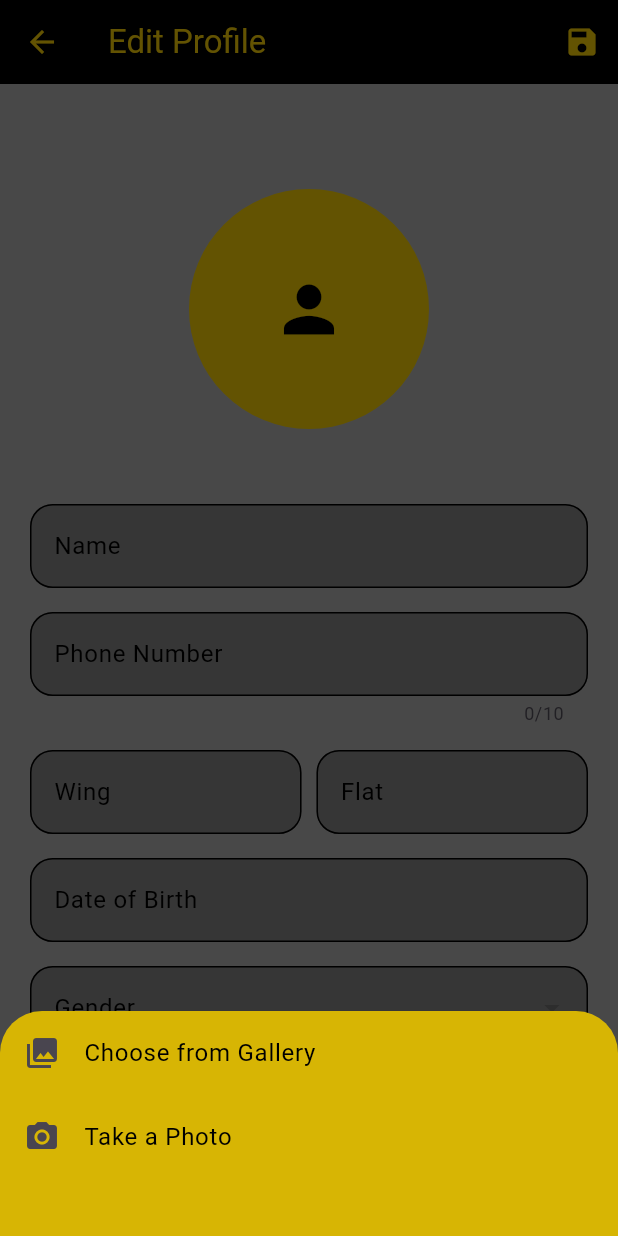
After one commit to SandipVermaDev/resi_rover, a Flutter app: the EditProfilePage screen opened directly, after a tap on the "person" icon, on a phone screen of 412 x 824 dp. The commit adds this screen. Run offline on Flutter 3.47's test engine with Material 3 defaults, Android fonts, the phone set to English and light mode, and no system bars; our stand-ins replace cloud_firestore, datetime_picker_formfield, firebase_auth, firebase_core, firebase_storage, image_picker and 1 more; accounts and stored records are empty; network calls fail.

Commit message:
14-03-2024

```diff
--- a/lib/admin/notice&events/edit_notice.dart
+++ b/lib/admin/notice&events/edit_notice.dart
@@ -4,7 +4,7 @@ import 'package:flutter/material.dart';
 class EditNoticeDialog extends StatefulWidget {
   final String noticeId;
 
-  const EditNoticeDialog({required this.noticeId});
+  const EditNoticeDialog({super.key, required this.noticeId});
 
   @override
   _EditNoticeDialogState createState() => _EditNoticeDialogState();
--- /dev/null
+++ b/lib/user/profile/edit_profile.dart
@@ -0,0 +1,372 @@
+import 'dart:io';
+
+import 'package:flutter/material.dart';
+import 'package:flutter/services.dart';
+import 'package:image_picker/image_picker.dart';
+import 'package:intl/intl.dart';
+import 'package:firebase_storage/firebase_storage.dart' as firebase_storage;
+import 'package:cloud_firestore/cloud_firestore.dart';
+import 'package:firebase_auth/firebase_auth.dart';
+import 'package:resi_rover/user/profile/user_profile.dart';
+
+class EditProfilePage extends StatefulWidget {
+  const EditProfilePage({super.key});
+
+  @override
+  _EditProfilePageState createState() => _EditProfilePageState();
+}
+
+class _EditProfilePageState extends State<EditProfilePage> {
+  late User? _currentUser;
+  File? _image;
+
+  TextEditingController nameController = TextEditingController();
+  TextEditingController phoneNumberController = TextEditingController();
+  TextEditingController wingController = TextEditingController();
+  TextEditingController flatController = TextEditingController();
+  DateTime? selectedDate;
+  TextEditingController dobController = TextEditingController();
+  TextEditingController genderController = TextEditingController();
+  TextEditingController ageController = TextEditingController();
+  String? _profileImageURL;
+
+  Color gold = const Color(0xFFD7B504);
+
+  @override
+  void initState() {
+    super.initState();
+    _currentUser = FirebaseAuth.instance.currentUser;
+    _fetchUserData();
+  }
+
+  Future<void> _fetchUserData() async {
+    if (_currentUser != null) {
+      try {
+        DocumentSnapshot userSnapshot = await FirebaseFirestore.instance
+            .collection('users')
+            .doc(_currentUser!.email)
+            .get();
+        Map<String, dynamic> userData =
+            userSnapshot.data() as Map<String, dynamic>;
+        setState(() {
+          _profileImageURL = userData['profileImageURL'];
+          nameController.text = userData['name'] ?? '';
+          phoneNumberController.text = userData['phone'] ?? '';
+          wingController.text = userData['wing'] ?? '';
+          flatController.text = userData['flat'] ?? '';
+          dobController.text = userData['dob'] ?? '';
+          genderController.text = userData['gender'] ?? '';
+          ageController.text = userData['age'] ?? '';
+        });
+      } catch (error) {
+        print('Error fetching user data: $error');
+      }
+    }
+  }
+
+  @override
+  Widget build(BuildContext context) {
+    return Scaffold(
+      backgroundColor: Colors.grey,
+      appBar: AppBar(
+        title: Text('Edit Profile', style: TextStyle(color: gold)),
+        backgroundColor: Colors.black,
+        iconTheme: IconThemeData(color: gold),
+        actions: [
+          IconButton(
+            onPressed: _updateUserProfile,
+            icon: const Icon(Icons.save),
+          ),
+        ],
+      ),
+      body: SingleChildScrollView(
+        padding: const EdgeInsets.all(20),
+        child: Column(
+          crossAxisAlignment: CrossAxisAlignment.center,
+          children: [
+            const SizedBox(height: 50),
+            GestureDetector(
+              onTap: _pickImage,
+              child: CircleAvatar(
+                radius: 80,
+                backgroundColor: gold,
+                backgroundImage: NetworkImage(_profileImageURL ?? ''),
+                child: _image == null && _profileImageURL == null
+                    ? const Icon(
+                        Icons.person,
+                        size: 50,
+                        color: Colors.black,
+                      )
+                    : null,
+              ),
+            ),
+            const SizedBox(height: 50),
+            TextField(
+              controller: nameController,
+              decoration: textFieldDecoration('Name'),
+              style: const TextStyle(color: Colors.black),
+            ),
+            const SizedBox(height: 16),
+            TextField(
+              controller: phoneNumberController,
+              decoration: textFieldDecoration('Phone Number'),
+              style: const TextStyle(color: Colors.black),
+              keyboardType: TextInputType.phone,
+              inputFormatters: [FilteringTextInputFormatter.digitsOnly],
+              maxLength: 10,
+            ),
+            const SizedBox(height: 16),
+            Row(
+              children: [
+                Expanded(
+                  child: TextField(
+                    controller: wingController,
+                    decoration: textFieldDecoration('Wing'),
+                    style: const TextStyle(color: Colors.black),
+                  ),
+                ),
+                const SizedBox(width: 10),
+                Expanded(
+                  child: TextField(
+                    controller: flatController,
+                    decoration: textFieldDecoration('Flat'),
+                    style: const TextStyle(color: Colors.black),
+                  ),
+                ),
+              ],
+            ),
+            const SizedBox(height: 16),
+            GestureDetector(
+              onTap: () {
+                _selectDate(context);
+              },
+              child: AbsorbPointer(
+                child: TextField(
+                  controller: dobController,
+                  decoration: textFieldDecoration('Date of Birth'),
+                  style: const TextStyle(color: Colors.black),
+                ),
+              ),
+            ),
+            const SizedBox(height: 16),
+            DropdownButtonFormField<String>(
+              value:
+                  genderController.text.isEmpty ? null : genderController.text,
+              items: [
+                const DropdownMenuItem<String>(
+                  value: 'Male',
+                  child: Text('Male', style: TextStyle(color: Colors.black)),
+                ),
+                const DropdownMenuItem<String>(
+                  value: 'Female',
+                  child: Text('Female', style: TextStyle(color: Colors.black)),
+                ),
+                const DropdownMenuItem<String>(
+                  value: 'Other',
+                  child: Text('Other', style: TextStyle(color: Colors.black)),
+                ),
+              ],
+              dropdownColor: gold,
+              onChanged: (String? newValue) {
+                setState(() {
+                  genderController.text = newValue ?? '';
+                });
+              },
+              decoration: textFieldDecoration('Gender'),
+            ),
+            const SizedBox(height: 16),
+            TextField(
+              controller: ageController,
+              decoration: textFieldDecoration('Age'),
+              style: const TextStyle(color: Colors.black),
+              readOnly: true,
+            ),
+            const SizedBox(height: 50),
+          ],
+        ),
+      ),
+    );
+  }
+
+  InputDecoration textFieldDecoration(String labelText) {
+    return InputDecoration(
+      labelText: labelText,
+      labelStyle: const TextStyle(color: Colors.black),
+      filled: true,
+      fillColor: Colors.black26,
+      enabledBorder: OutlineInputBorder(
+        borderRadius: BorderRadius.circular(15.0),
+        borderSide: const BorderSide(color: Colors.black),
+      ),
+      focusedBorder: OutlineInputBorder(
+        borderRadius: BorderRadius.circular(15.0),
+        borderSide: BorderSide(color: gold),
+      ),
+    );
+  }
+
+  Future<void> _pickImage() async {
+    await showModalBottomSheet(
+      backgroundColor: gold,
+      context: context,
+      builder: (BuildContext context) {
+        return SizedBox(
+          height: 150,
+          child: Column(
+            children: [
+              ListTile(
+                leading: const Icon(Icons.photo_library),
+                title: const Text('Choose from Gallery',
+                    style: TextStyle(color: Colors.black)),
+                onTap: () async {
+                  Navigator.pop(context);
+                  await _getImage(ImageSource.gallery);
+                },
+              ),
+              ListTile(
+                leading: const Icon(Icons.camera_alt),
+                title:
+                    const Text('Take a Photo', style: TextStyle(color: Colors.black)),
+                onTap: () async {
+                  Navigator.pop(context);
+                  await _getImage(ImageSource.camera);
+                },
+              ),
+            ],
+          ),
+        );
+      },
+    );
+  }
+
+  Future<void> _getImage(ImageSource source) async {
+    final picker = ImagePicker();
+    final pickedImage = await picker.pickImage(source: source);
+
+    if (pickedImage != null) {
+      setState(() {
+        _image = File(pickedImage.path);
+      });
+    }
+  }
+
+  Future<void> _selectDate(BuildContext context) async {
+    final DateTime? picked = await showDatePicker(
+      context: context,
+      initialDate: DateTime.now(),
+      firstDate: DateTime(1900),
+      lastDate: DateTime.now(),
+      builder: (BuildContext context, Widget? child) {
+        return Theme(
+          data: ThemeData.dark().copyWith(
+            primaryColor: Colors.black,
+            colorScheme: ColorScheme.dark(
+              primary: gold,
+              onPrimary: Colors.black,
+              surface: Colors.black,
+              onSurface: gold,
+            ),
+            dialogBackgroundColor: Colors.black,
+          ),
+          child: child!,
+        );
+      },
+    );
+
+    if (picked != null && picked != selectedDate) {
+      setState(() {
+        selectedDate = picked;
+        dobController.text = DateFormat('yyyy-MM-dd').format(selectedDate!);
+        calculateAge();
+      });
+    }
+  }
+
+  void calculateAge() {
+    if (selectedDate != null) {
+      DateTime currentDate = DateTime.now();
+      int age = currentDate.year - selectedDate!.year;
+
+      if (currentDate.month < selectedDate!.month ||
+          (currentDate.month == selectedDate!.month &&
+              currentDate.day < selectedDate!.day)) {
+        age--;
+      }
+
+      ageController.text = age.toString();
+    }
+  }
+
+  Future<void> _updateUserProfile() async {
+    final FirebaseAuth auth = FirebaseAuth.instance;
+    var currentUser = auth.currentUser;
+
+    CollectionReference collectionRef =
+        FirebaseFirestore.instance.collection("users");
+
+    try {
+      // Delete old image from Firebase Storage if it exists
+      if (_image != null) {
+        // Get the old image URL from Firestore
+        String? oldImageUrl = _profileImageURL;
+
+        // If there is an old image, delete it from Firebase Storage
+        if (oldImageUrl != null) {
+          firebase_storage.Reference oldImageReference =
+              firebase_storage.FirebaseStorage.instance.refFromURL(oldImageUrl);
+          await oldImageReference.delete();
+        }
+      }
+
+      // Upload new image to Firebase Storage if _image is not null
+      String? imageUrl;
+      if (_image != null) {
+        // Generate a unique file name for the new image
+        String fileName = "${DateTime.now().millisecondsSinceEpoch}.jpg";
+
+        // Get reference to the Firebase Storage bucket
+        final firebase_storage.Reference storageRef = firebase_storage
+            .FirebaseStorage.instance
+            .ref()
+            .child('profile_images')
+            .child(fileName);
+
+
+        // Upload image to Firebase Storage
+        final firebase_storage.UploadTask uploadTask =
+            storageRef.putFile(_image!);
+
+        // Get download URL of the uploaded image
+        final firebase_storage.TaskSnapshot downloadSnapshot = await uploadTask;
+        imageUrl = await downloadSnapshot.ref.getDownloadURL();
+      }
+
+      await collectionRef.doc(currentUser!.email).update({
+        "profileImageURL": imageUrl ?? _profileImageURL,
+        "name": nameController.text,
+        "phone": phoneNumberController.text,
+        "wing": wingController.text,
+        "flat": flatController.text,
+        "dob": dobController.text,
+        "gender": genderController.text,
+        "age": ageController.text,
+      });
+
+      Navigator.pushReplacement(
+        context,
+        MaterialPageRoute(builder: (_) => const ProfilePage()),
+      );
+    } catch (error) {
+      print('Error updating profile: $error');
+      showSnackBar('Failed to update profile');
+    }
+  }
+
+  void showSnackBar(String message) {
+    ScaffoldMessenger.of(context).showSnackBar(
+      SnackBar(
+        content: Text(message),
+      ),
+    );
+  }
+}
--- a/lib/user/voting/voting_page.dart
+++ b/lib/user/voting/voting_page.dart
@@ -161,9 +161,9 @@ class _VotingPageState extends State<VotingPage> {
       if (email == null) {
         // Handle the case where the user is not logged in
         ScaffoldMessenger.of(context).showSnackBar(
-          SnackBar(
+          const SnackBar(
             content: Text('User not logged in.'),
-            duration: const Duration(seconds: 3),
+            duration: Duration(seconds: 3),
           ),
         );
         return;
```
Also changed, not shown: lib/user/profile/user_profile.dart (added, +103 -0 lines), lib/user/user_homepage.dart (+97 -38 lines).
